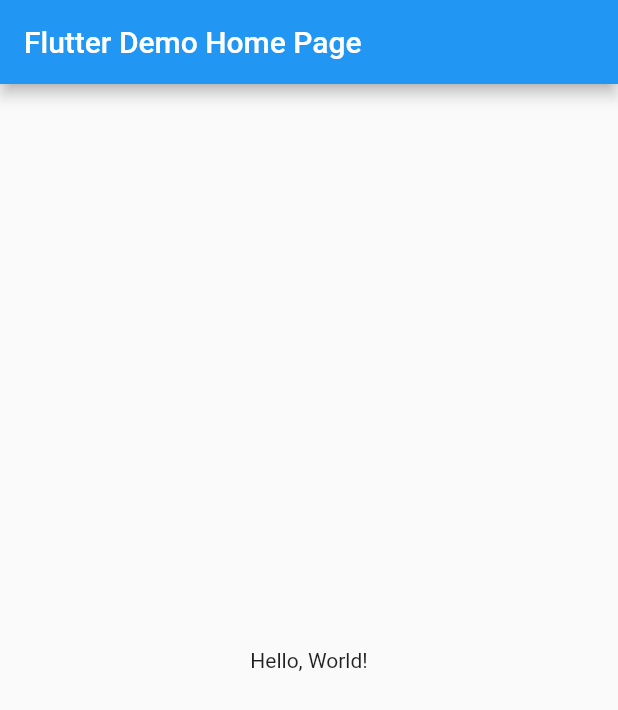
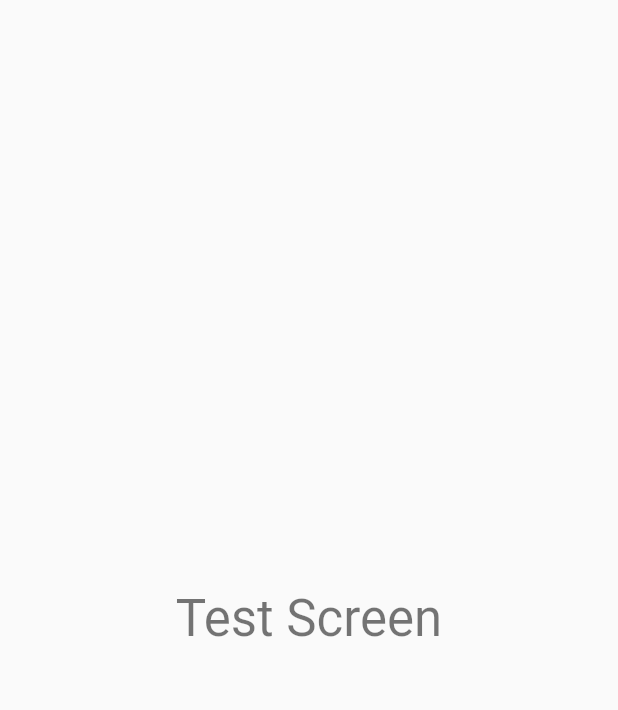
Before and after one commit to AyaAbdElmoneim158/FlutLab_Courses, a Flutter app: the screen it shows after launch, on a phone screen of 412 x 824 dp. Shown: the top 710 px of the screen. Run offline on Flutter 3.47's test engine with Material 2 defaults, Android fonts, the phone set to English and light mode, and no system bars.

Commit message:
🚩 02.Ismail_Elmogy 👉 Add Structure

```diff
--- /dev/null
+++ b/lib/02.Ismail_Elmogy/ismail_elmogy_app.dart
@@ -0,0 +1,14 @@
+import 'package:flutter/material.dart';
+import 'package:flutter_courses/02.Ismail_Elmogy/test_screen.dart';
+
+class IsmailElmogyApp extends StatelessWidget {
+  const IsmailElmogyApp({Key? key}) : super(key: key);
+
+  @override
+  Widget build(BuildContext context) {
+    return const MaterialApp(
+      title: 'Ismail_Elmogy App',
+      home: TestScreen(),
+    );
+  }
+}
--- /dev/null
+++ b/lib/02.Ismail_Elmogy/test_screen.dart
@@ -0,0 +1,17 @@
+import 'package:flutter/material.dart';
+
+class TestScreen extends StatelessWidget {
+  const TestScreen({Key? key}) : super(key: key);
+
+  @override
+  Widget build(BuildContext context) {
+    return Scaffold(
+      body: Center(
+        child: Text(
+          "Test Screen",
+          style: Theme.of(context).textTheme.headlineMedium,
+        ),
+      ),
+    );
+  }
+}
--- a/lib/main.dart
+++ b/lib/main.dart
@@ -1,42 +1,13 @@
 import 'package:flutter/material.dart';
+import 'package:flutter_courses/02.Ismail_Elmogy/ismail_elmogy_app.dart';
 
-void main() => runApp(MyApp());
+void main() => runApp(const MyApp());
 
 class MyApp extends StatelessWidget {
   const MyApp({super.key});
   // This widget is the root of your application.
   @override
   Widget build(BuildContext context) {
-    return MaterialApp(
-      // Application name
-      title: 'Flutter Hello World',
-      // Application theme data, you can set the colors for the application as
-      // you want
-      theme: ThemeData(
-        primarySwatch: Colors.blue,
-      ),
-      // A widget which will be started on application startup
-      home: MyHomePage(title: 'Flutter Demo Home Page'),
-    );
+    return const IsmailElmogyApp();
   }
 }
-
-class MyHomePage extends StatelessWidget {
-  final String title;
-  const MyHomePage({super.key, required this.title});
-
-  @override
-  Widget build(BuildContext context) {
-    return Scaffold(
-      appBar: AppBar(
-        // The title text which will be shown on the action bar
-        title: Text(title),
-      ),
-      body: Center(
-        child: Text(
-          'Hello, World!',
-        ),
-      ),
-    );
-  }
-}
```
Also changed, not shown: lib/02.Ismail_Elmogy/clean_architecture/quote_app/injector.dart (added), 2 other files.
